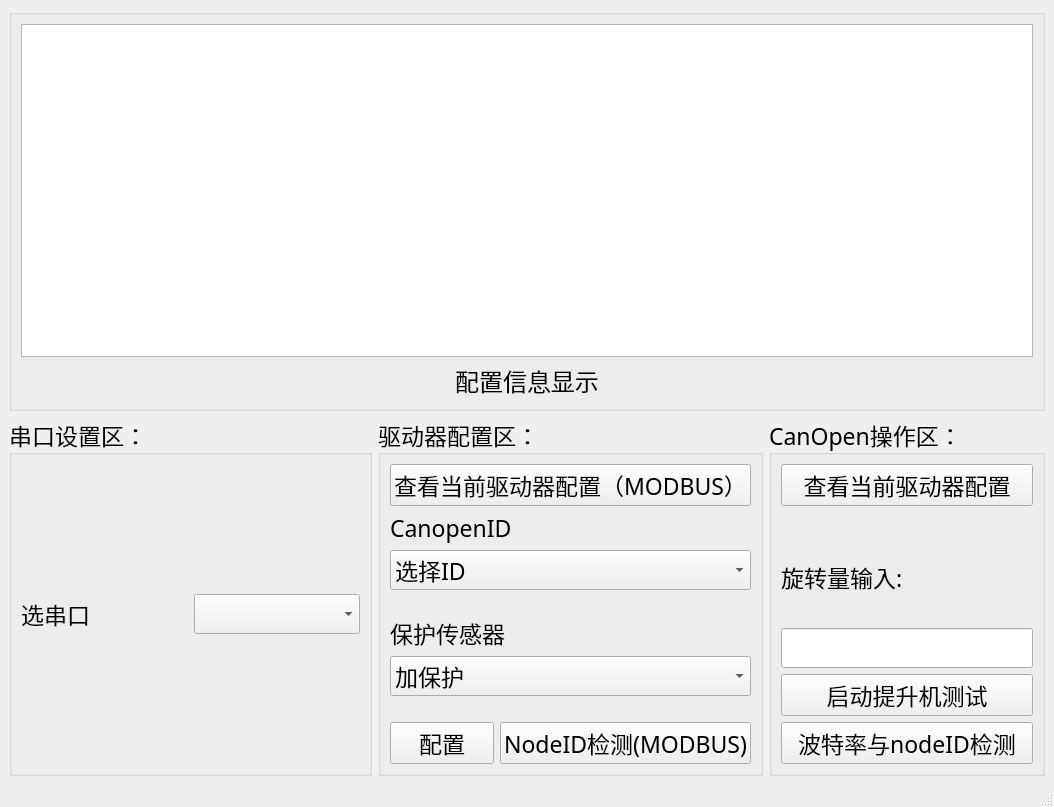
Old version of the form mainPage.ui in the repository jasonlius/driver_config.
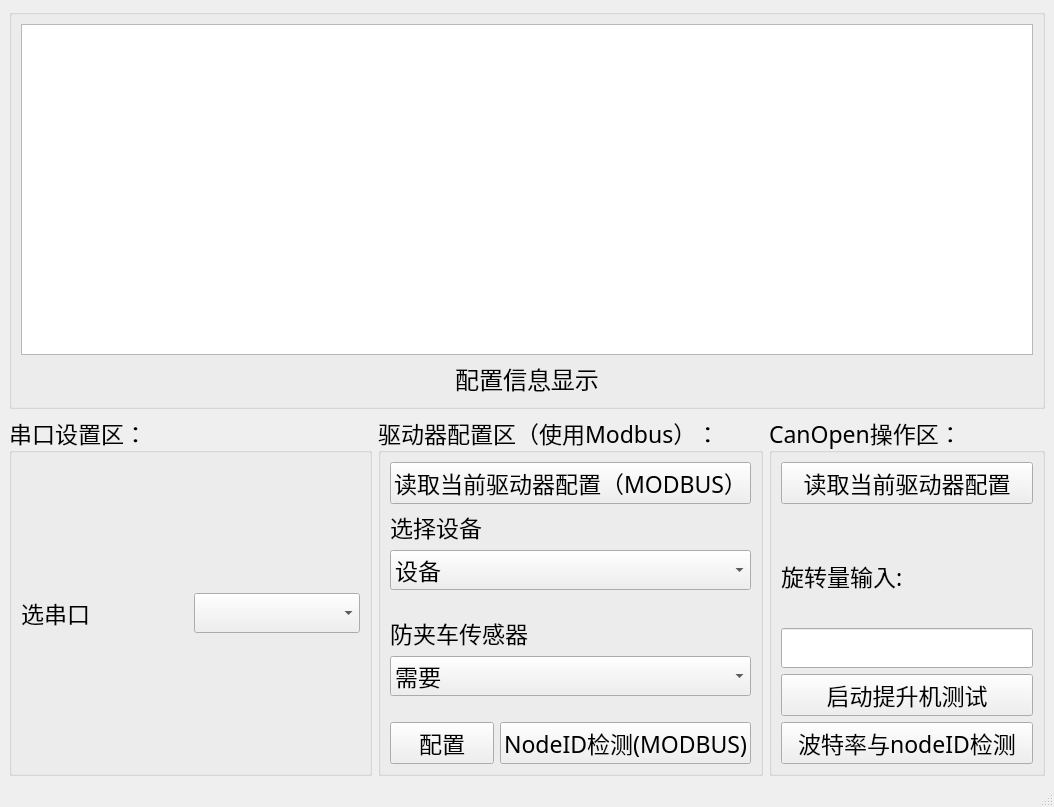
New version of the form.

Commit message: 更新了UI界面

What changed in the file:
```diff
--- a/mainPage.ui
+++ b/mainPage.ui
@@ -147,7 +147,7 @@
           </font>
          </property>
          <property name="text">
-          <string>查看当前驱动器配置</string>
+          <string>读取当前驱动器配置</string>
          </property>
         </widget>
        </item>
@@ -214,7 +214,7 @@
        </font>
       </property>
       <property name="title">
-       <string>驱动器配置区：</string>
+       <string>驱动器配置区（使用Modbus）：</string>
       </property>
       <layout class="QVBoxLayout" name="verticalLayout_3">
        <item>
@@ -225,7 +225,7 @@
           </font>
          </property>
          <property name="text">
-          <string>查看当前驱动器配置（MODBUS）</string>
+          <string>读取当前驱动器配置（MODBUS）</string>
          </property>
         </widget>
        </item>
@@ -237,7 +237,7 @@
           </font>
          </property>
          <property name="text">
-          <string>CanopenID</string>
+          <string>选择设备</string>
          </property>
         </widget>
        </item>
@@ -245,7 +245,7 @@
         <widget class="QComboBox" name="canopenIdComboBox">
          <item>
           <property name="text">
-           <string>选择ID</string>
+           <string>设备</string>
           </property>
          </item>
          <item>
@@ -281,7 +281,7 @@
           </font>
          </property>
          <property name="text">
-          <string>保护传感器</string>
+          <string>防夹车传感器</string>
          </property>
         </widget>
        </item>
@@ -289,7 +289,7 @@
         <widget class="QComboBox" name="SensorDetectcomboBox">
          <item>
           <property name="text">
-           <string>加保护</string>
+           <string>需要</string>
           </property>
          </item>
          <item>
```
Left out of the diff: 18 changed lines with no effect on the pictures. The commit also changes 3 other files.
